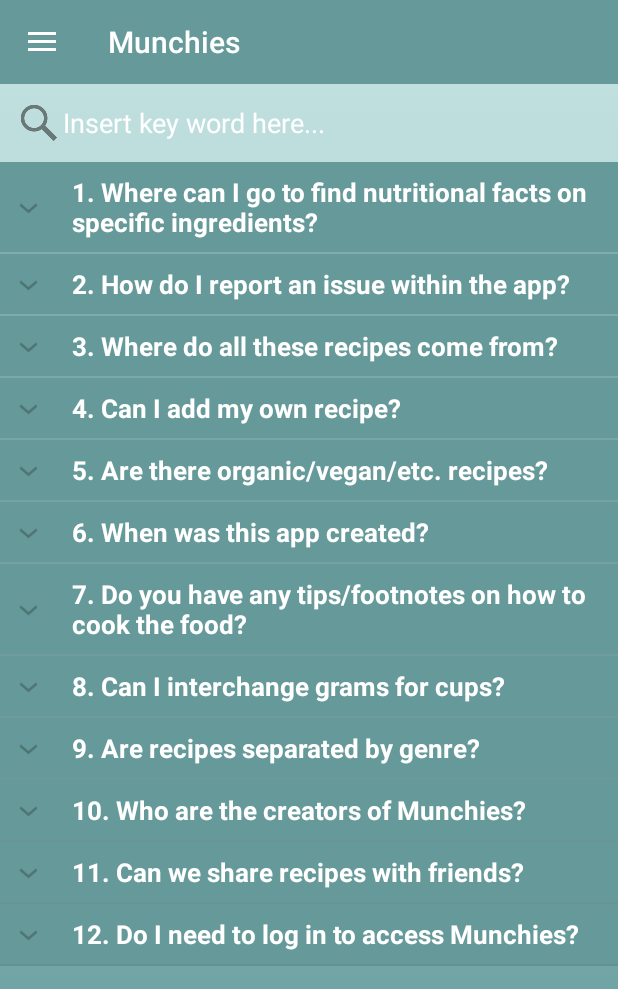
After one commit to allemus06/Recipe-App, an Android app: the fragment FragmentFAQ placed in its activity, on a phone screen of 412 x 824 dp. The commit adds this screen. Shown: the top 989 px of the screen. Run offline under Robolectric (Android 15) with nearby library versions, the phone set to English and light mode, and no system bars; our stand-ins replace Firebase (no records; nobody signed in at launch, a user with empty details on screens opened directly); libraries missing offline, so code that uses them is left out: com.loopj.android, cz.msebera.android.

Commit message:
Aenah: Completed FAQ page. Added name to contributions in java files.

```diff
--- a/app/src/main/AndroidManifest.xml
+++ b/app/src/main/AndroidManifest.xml
@@ -55,6 +55,7 @@
     <uses-permission android:name="android.permission.ACCESS_COARSE_LOCATION"/>
     <uses-permission android:name="android.permission.ACCESS_FINE_LOCATION"/>
     <uses-permission android:name="com.google.android.providers.gsf.permission.READ_GSERVICES"/>
+    <uses-permission android:name="android.permission.CALL_PHONE" />
 
 
 </manifest>
--- a/app/src/main/java/cecs453/android/csulb/edu/recipeapp/DataModel.java
+++ b/app/src/main/java/cecs453/android/csulb/edu/recipeapp/DataModel.java
@@ -1,7 +1,7 @@
 package cecs453.android.csulb.edu.recipeapp;
 
 /**
- * Created by aenah on 11/27/17.
+ * Created by Aenah Ramones for Custom Navigation Drawer.
  */
 
 public class DataModel {
--- a/app/src/main/java/cecs453/android/csulb/edu/recipeapp/DrawerItemCustomAdapter.java
+++ b/app/src/main/java/cecs453/android/csulb/edu/recipeapp/DrawerItemCustomAdapter.java
@@ -1,7 +1,7 @@
 package cecs453.android.csulb.edu.recipeapp;
 
 /**
- * Created by aenah on 11/27/17.
+ * Created by Aenah Ramones for Custom Navigation Drawer.
  */
 
 import android.app.Activity;
--- /dev/null
+++ b/app/src/main/java/cecs453/android/csulb/edu/recipeapp/ExpandableListAdapter.java
@@ -0,0 +1,170 @@
+package cecs453.android.csulb.edu.recipeapp;
+
+/**
+ * Created by Aenah Ramones for FAQ page.
+ */
+
+import java.util.ArrayList;
+import java.util.HashMap;
+import java.util.List;
+
+import android.content.Context;
+import android.graphics.Typeface;
+import android.util.Log;
+import android.view.LayoutInflater;
+import android.view.View;
+import android.view.ViewGroup;
+import android.widget.BaseExpandableListAdapter;
+import android.widget.TextView;
+import android.widget.Toast;
+
+public class ExpandableListAdapter extends BaseExpandableListAdapter {
+
+    private Context _context;
+    public List<String> _listDataHeader; // header titles
+    // child data in format of header title, child title
+    public HashMap<String, List<String>> _listDataChild;
+
+    private List<String> finalListDataHeader;
+    private HashMap<String, List<String>> finalListChild;
+
+    public void setFinalValues(){
+        finalListDataHeader = _listDataHeader;
+        finalListChild = _listDataChild;
+
+    }
+
+    public void refreshValues(){
+        _listDataHeader = finalListDataHeader;
+        _listDataChild = finalListChild;
+        notifyDataSetChanged();
+    }
+
+    public ExpandableListAdapter(Context context, List<String> listDataHeader,
+                                 HashMap<String, List<String>> listChildData) {
+        this._context = context;
+        this._listDataHeader = listDataHeader;
+        this._listDataChild = listChildData;
+    }
+
+    @Override
+    public Object getChild(int groupPosition, int childPosititon) {
+        return this._listDataChild.get(this._listDataHeader.get(groupPosition))
+                .get(childPosititon);
+    }
+
+    @Override
+    public long getChildId(int groupPosition, int childPosition) {
+        return childPosition;
+    }
+
+    @Override
+    public View getChildView(int groupPosition, final int childPosition,
+                             boolean isLastChild, View convertView, ViewGroup parent) {
+
+        final String childText = (String) getChild(groupPosition, childPosition);
+
+        if (convertView == null) {
+            LayoutInflater infalInflater = (LayoutInflater) this._context
+                    .getSystemService(Context.LAYOUT_INFLATER_SERVICE);
+            convertView = infalInflater.inflate(R.layout.list_item, null);
+        }
+
+        TextView txtListChild = (TextView) convertView
+                .findViewById(R.id.lblListItem);
+
+        txtListChild.setText(childText);
+        return convertView;
+    }
+
+    @Override
+    public int getChildrenCount(int groupPosition) {
+        return this._listDataChild.get(this._listDataHeader.get(groupPosition))
+                .size();
+    }
+
+    @Override
+    public Object getGroup(int groupPosition) {
+        return this._listDataHeader.get(groupPosition);
+    }
+
+    @Override
+    public int getGroupCount() {
+        return this._listDataHeader.size();
+    }
+
+    @Override
+    public long getGroupId(int groupPosition) {
+        return groupPosition;
+    }
+
+    @Override
+    public View getGroupView(int groupPosition, boolean isExpanded,
+                             View convertView, ViewGroup parent) {
+        String headerTitle = (String) getGroup(groupPosition);
+        if (convertView == null) {
+            LayoutInflater infalInflater = (LayoutInflater) this._context
+                    .getSystemService(Context.LAYOUT_INFLATER_SERVICE);
+            convertView = infalInflater.inflate(R.layout.list_group, null);
+        }
+
+        TextView lblListHeader = (TextView) convertView
+                .findViewById(R.id.lblListHeader);
+        lblListHeader.setTypeface(null, Typeface.BOLD);
+        lblListHeader.setText(headerTitle);
+
+        return convertView;
+    }
+
+    @Override
+    public boolean hasStableIds() {
+        return false;
+    }
+
+    @Override
+    public boolean isChildSelectable(int groupPosition, int childPosition) {
+        return true;
+    }
+
+    public boolean filterData(String query){
+
+        query = query.toLowerCase();
+
+        List<String> newList = new ArrayList<String>();
+
+        for(String compare : _listDataHeader){
+
+            if(compare.toLowerCase().contains(query)){
+                newList.add(compare);
+            }
+        }
+
+        if(newList.size() == 0){
+            return false;
+        }
+        else{
+            _listDataHeader = newList;
+            notifyDataSetChanged();
+            return true;
+        }
+
+
+
+//        for (String continent : _listDataHeader) {
+//
+//            ArrayList<Country> countryList = continent.getCountryList();
+//            ArrayList<Country> newList = new ArrayList<Country>();
+//            for (Country country : countryList) {
+//                if (country.getCode().toLowerCase().contains(query) ||
+//                        country.getName().toLowerCase().contains(query)) {
+//                    newList.add(country);
+//                }
+//            }
+//            if (newList.size() > 0) {
+//                Continent nContinent = new Continent(continent.getName(), newList);
+//                continentList.add(nContinent);
+//            }
+//        }
+
+    }
+}
--- /dev/null
+++ b/app/src/main/java/cecs453/android/csulb/edu/recipeapp/FragmentFAQ.java
@@ -0,0 +1,224 @@
+package cecs453.android.csulb.edu.recipeapp;
+
+/**
+ * Created by Aenah Ramones with related XML.
+ */
+
+import android.content.Intent;
+import android.net.Uri;
+import android.os.Bundle;
+import android.support.v4.app.Fragment;
+import android.text.Editable;
+import android.text.TextWatcher;
+import android.view.KeyEvent;
+import android.view.LayoutInflater;
+import android.view.View;
+import android.view.ViewGroup;
+
+import java.util.ArrayList;
+import java.util.HashMap;
+import java.util.List;
+import java.util.Locale;
+
+import android.widget.EditText;
+import android.widget.ExpandableListView;
+import android.widget.ExpandableListView.OnChildClickListener;
+import android.widget.ExpandableListView.OnGroupClickListener;
+import android.widget.ExpandableListView.OnGroupCollapseListener;
+import android.widget.ExpandableListView.OnGroupExpandListener;
+import android.widget.TextView;
+import android.widget.TextView.OnEditorActionListener;
+import android.widget.Toast;
+
+public class FragmentFAQ extends Fragment {
+
+    ExpandableListAdapter listAdapter;
+    ExpandableListView expListView;
+    List<String> listDataHeader;
+    HashMap<String, List<String>> listDataChild;
+    EditText iSearch;
+    String empty = "";
+    int totalSize;
+
+    public FragmentFAQ() {
+    }
+
+    @Override
+    public View onCreateView(LayoutInflater inflater, ViewGroup container, Bundle savedInstanceState) {
+
+        View rootView = inflater.inflate(R.layout.fragment_faq, container, false);
+
+        // get listview
+        expListView = (ExpandableListView) rootView.findViewById(R.id.lvExp);
+
+        // search feature
+        iSearch = (EditText) rootView.findViewById(R.id.searchInput);
+
+        // preparing list data
+        initializeFAQ();
+
+        listAdapter = new ExpandableListAdapter(getActivity(), listDataHeader, listDataChild);
+
+        // setting list adapter
+        expListView.setAdapter(listAdapter);
+        listAdapter.setFinalValues();
+
+        // Listview Group click listener
+        expListView.setOnGroupClickListener(new OnGroupClickListener() {
+
+            @Override
+            public boolean onGroupClick(ExpandableListView parent, View v,
+                                        int groupPosition, long id) {
+                // Toast.makeText(getApplicationContext(),
+                // "Group Clicked " + listDataHeader.get(groupPosition),
+                // Toast.LENGTH_SHORT).show();
+                return false;
+            }
+        });
+
+        // Listview on child click listener
+        expListView.setOnChildClickListener(new OnChildClickListener() {
+
+            @Override
+            public boolean onChildClick(ExpandableListView parent, View v,
+                                        int groupPosition, int childPosition, long id) {
+                // TODO Auto-generated method stub
+
+                if(listDataHeader.get(groupPosition).equals("1. Where can I go to find nutritional facts on specific ingredients?")){
+                    Intent browserIntent = new Intent(Intent.ACTION_VIEW, Uri.parse("https://nutritionfacts.org"));
+                    startActivity(browserIntent);
+                }
+
+                if(listDataHeader.get(groupPosition).equals("2. How do I report an issue within the app?")){
+                    Intent intent = new Intent(Intent.ACTION_DIAL, Uri.parse("tel:202-555-0177"));
+                    startActivity(intent);
+
+                }
+
+                if(listDataHeader.get(groupPosition).equals("3. Where do all these recipes come from?")){
+                    Intent devIntent = new Intent(Intent.ACTION_VIEW, Uri.parse("https://developer.edamam.com"));
+                    startActivity(devIntent);
+                }
+
+                if(listDataHeader.get(groupPosition).equals("8. Can I interchange grams for cups?")){
+                    Intent convertIntent = new Intent(Intent.ACTION_VIEW, Uri.parse("https://www.convertunits.com/from/grams/to/cups"));
+                    startActivity(convertIntent);
+
+                }
+                return false;
+            }
+        });
+
+        TextView.OnEditorActionListener searchListener = new TextView.OnEditorActionListener(){
+
+            @Override
+            public boolean onEditorAction(TextView v, int actionId, KeyEvent event) {
+
+                if (event.getAction() == KeyEvent.ACTION_DOWN) {
+
+                    if(v.getText().toString().equals(empty)){
+                        listAdapter.refreshValues();
+                    }
+                    else{
+                        boolean qFound = listAdapter.filterData(v.getText().toString());
+
+                        if(qFound == false) {
+                            Toast.makeText(getActivity(), v.getText().toString() + " not found.", Toast.LENGTH_SHORT).show();
+                        }
+
+
+                    }
+
+                    return true;
+                }
+                return false;
+            }
+        };
+
+        iSearch.setOnEditorActionListener(searchListener);
+
+        iSearch.setOnClickListener(new View.OnClickListener() {
+            @Override
+            public void onClick(View v) {
+                iSearch.setText("");
+                listAdapter.refreshValues();
+            }
+        });
+
+        return rootView;
+    }
+
+    private void initializeFAQ() {
+        listDataHeader = new ArrayList<String>();
+        listDataChild = new HashMap<String, List<String>>();
+
+        // Adding head data
+        listDataHeader.add("1. Where can I go to find nutritional facts on specific ingredients?");
+        listDataHeader.add("2. How do I report an issue within the app?");
+        listDataHeader.add("3. Where do all these recipes come from?");
+        listDataHeader.add("4. Can I add my own recipe?");
+        listDataHeader.add("5. Are there organic/vegan/etc. recipes?");
+        listDataHeader.add("6. When was this app created?");
+        listDataHeader.add("7. Do you have any tips/footnotes on how to cook the food?");
+        listDataHeader.add("8. Can I interchange grams for cups?");
+        listDataHeader.add("9. Are recipes separated by genre?");
+        listDataHeader.add("10. Who are the creators of Munchies?");
+        listDataHeader.add("11. Can we share recipes with friends?");
+        listDataHeader.add("12. Do I need to log in to access Munchies?");
+
+
+        // Adding child data
+        List<String> qOneAns = new ArrayList<String>();
+        qOneAns.add("A: Unfortunately, we currently do not support nutritional facts but click this answer to learn more."); // https://nutritionfacts.org
+
+        List<String> qTwoAns = new ArrayList<String>();
+        qTwoAns.add("A: Contact us by clicking this answer, and you can call us regarding this issue so we can fix it.");
+
+        List<String> qThreeAns = new ArrayList<String>();
+        qThreeAns.add("Our recipes come from Edamam; click here to be taken to the developer site!");
+
+        List<String> qFourAns = new ArrayList<String>();
+        qFourAns.add("A: This feature is coming soon!");
+
+        List<String> qFiveAns = new ArrayList<String>();
+        qFiveAns.add("A: This feature is coming soon!");
+
+        List<String> qSixAns = new ArrayList<String>();
+        qSixAns.add("A: This application was created on December 8, 2017.");
+
+        List<String> qSevenAns = new ArrayList<String>();
+        qSevenAns.add("A: This feature is coming soon; we will be adding a notes section for those interested in writing down notes.");
+
+        List<String> qEightAns = new ArrayList<String>();
+        qEightAns.add("A: We do not support this feature for now, but please click here to taken to a conversion calculator."); //https://www.convertunits.com/from/grams/to/cups
+
+        List<String> qNineAns = new ArrayList<String>();
+        qNineAns.add("A: Unfortunately, we do not support this feature.");
+
+        List<String> qTenAns = new ArrayList<String>();
+        qTenAns.add("A: Alex, Chris, Mari and Aenah!");
+
+        List<String> qElevenAns = new ArrayList<String>();
+        qElevenAns.add("A: We currently do not support this feature but check back in a couple of months!");
+
+        List<String> qTwelveAns = new ArrayList<String>();
+        qTwelveAns.add("A: Yes, you must create an account before accessing Munchies.");
+
+
+        listDataChild.put(listDataHeader.get(0), qOneAns);
+        listDataChild.put(listDataHeader.get(1), qTwoAns);
+        listDataChild.put(listDataHeader.get(2), qThreeAns);
+        listDataChild.put(listDataHeader.get(3), qFourAns);
+        listDataChild.put(listDataHeader.get(4), qFiveAns);
+        listDataChild.put(listDataHeader.get(5), qSixAns);
+        listDataChild.put(listDataHeader.get(6), qSevenAns);
+        listDataChild.put(listDataHeader.get(7), qEightAns);
+        listDataChild.put(listDataHeader.get(8), qNineAns);
+        listDataChild.put(listDataHeader.get(9), qTenAns);
+        listDataChild.put(listDataHeader.get(10), qElevenAns);
+        listDataChild.put(listDataHeader.get(11), qTwelveAns);
+
+        totalSize = listDataHeader.size();
+    }
+
+}
--- a/app/src/main/java/cecs453/android/csulb/edu/recipeapp/FragmentMap.java
+++ b/app/src/main/java/cecs453/android/csulb/edu/recipeapp/FragmentMap.java
@@ -1,7 +1,7 @@
 package cecs453.android.csulb.edu.recipeapp;
 
 /**
- * Created by aenah on 11/28/17.
+ * Created by Aenah Ramones with related XML.
  */
 import android.Manifest;
 import android.app.AlertDialog;
@@ -420,7 +420,7 @@ public class FragmentMap extends Fragment implements OnMapReadyCallback, GoogleA
 
                 markerOptions.title(name + " : " + vicinity);
 
-                markerOptions.icon(BitmapDescriptorFactory.defaultMarker(BitmapDescriptorFactory.HUE_GREEN));
+                markerOptions.icon(BitmapDescriptorFactory.defaultMarker(BitmapDescriptorFactory.HUE_RED));
 
                 // Placing a marker on the touched position
                 Marker m = mMap.addMarker(markerOptions);
--- a/app/src/main/java/cecs453/android/csulb/edu/recipeapp/GPSTracker.java
+++ b/app/src/main/java/cecs453/android/csulb/edu/recipeapp/GPSTracker.java
@@ -1,7 +1,7 @@
 package cecs453.android.csulb.edu.recipeapp;
 
 /**
- * Created by aenah on 11/29/17.
+ * Page created by Aenah (taken from the relevant lab in class).
  */
 import android.Manifest;
 import android.annotation.SuppressLint;
--- a/app/src/main/java/cecs453/android/csulb/edu/recipeapp/MainActivity.java
+++ b/app/src/main/java/cecs453/android/csulb/edu/recipeapp/MainActivity.java
@@ -103,11 +103,12 @@ public class MainActivity extends AppCompatActivity {
 
         setupToolbar();
 
-        DataModel[] drawerItem = new DataModel[3];
+        DataModel[] drawerItem = new DataModel[4];
 
         drawerItem[0] = new DataModel(R.drawable.search_icon, "Search Recipe");
-        drawerItem[1] = new DataModel(R.drawable.ic_action_name, "Find Grocery Store");
+        drawerItem[1] = new DataModel(R.drawable.ic_action_name, "Find Nearest Stores");
         drawerItem[2] = new DataModel(R.drawable.heart_icon, "Favorites");
+        drawerItem[3] = new DataModel(R.drawable.question_icon, "FAQ");
         getSupportActionBar().setDisplayHomeAsUpEnabled(false);
         getSupportActionBar().setHomeButtonEnabled(true);
 
@@ -355,6 +356,9 @@ public class MainActivity extends AppCompatActivity {
             case 2:
                 fragment = new FragmentFavorites();
                 break;
+            case 3:
+                fragment = new FragmentFAQ();
+                break;
             default:
                 break;
         }
--- a/app/src/main/res/layout/activity_main.xml
+++ b/app/src/main/res/layout/activity_main.xml
@@ -51,7 +51,8 @@
                     app:layout_constraintEnd_toStartOf="@+id/continueButton"
                     app:layout_constraintStart_toStartOf="parent"
                     app:layout_constraintTop_toTopOf="parent"
-                    tools:ignore="UnknownId" />
+                    tools:ignore="UnknownId"
+                    android:maxLines="1"/>
 
                 <Button
                     android:id="@+id/continueButton"
--- /dev/null
+++ b/app/src/main/res/layout/fragment_faq.xml
@@ -0,0 +1,35 @@
+<?xml version="1.0" encoding="utf-8"?>
+<RelativeLayout xmlns:android="http://schemas.android.com/apk/res/android"
+    android:layout_width="fill_parent"
+    android:layout_height="fill_parent"
+    android:orientation="vertical"
+    android:background="@drawable/login_background" >
+
+    <EditText
+        android:id="@+id/searchInput"
+        android:layout_width="match_parent"
+        android:layout_height="wrap_content"
+        android:padding="10dp"
+        android:maxLines="1"
+        android:drawableLeft="@drawable/search_icon"
+        android:hint="Insert key word here..."
+        android:textColor="@color/colorWhite"
+        android:textColorHint="@color/colorWhite"
+        android:background="@color/colorWhiteTransparent60"/>
+
+    <ScrollView
+        android:id="@+id/faqScroll"
+        android:layout_below="@+id/searchInput"
+        android:layout_width="match_parent"
+        android:layout_height="match_parent"
+        android:fillViewport="true">
+
+        <ExpandableListView
+            android:id="@+id/lvExp"
+            android:layout_height="match_parent"
+            android:layout_width="match_parent"/>
+    </ScrollView>
+
+
+
+</RelativeLayout>
--- /dev/null
+++ b/app/src/main/res/layout/list_group.xml
@@ -0,0 +1,18 @@
+<?xml version="1.0" encoding="utf-8"?>
+<LinearLayout xmlns:android="http://schemas.android.com/apk/res/android"
+    android:layout_width="fill_parent"
+    android:layout_height="wrap_content"
+    android:orientation="vertical"
+    android:padding="8dp"
+    android:background="@color/colorBackgroundDark">
+
+
+    <TextView
+        android:id="@+id/lblListHeader"
+        android:layout_width="fill_parent"
+        android:layout_height="wrap_content"
+        android:paddingLeft="?android:attr/expandableListPreferredItemPaddingLeft"
+        android:textSize="17dp"
+        android:textColor="@color/colorWhite" />
+
+</LinearLayout>
--- a/app/src/main/res/values/strings.xml
+++ b/app/src/main/res/values/strings.xml
@@ -5,7 +5,8 @@
 
     <string-array name="navigation_drawer_items_array">
         <item>Search Recipe</item>
-        <item>Find Nearest Store</item>
+        <item>Find Nearest Stores</item>
         <item>Favorites</item>
+        <item>FAQ</item>
     </string-array>
 </resources>
--- a/app/src/main/res/values/styles.xml
+++ b/app/src/main/res/values/styles.xml
@@ -3,7 +3,7 @@
     <!-- Base application theme. -->
     <style name="AppTheme" parent="Theme.AppCompat.Light.DarkActionBar">
         <!-- Customize your theme here. -->
-        <item name="colorPrimary">@color/colorPrimary</item>
+        <item name="colorPrimary">@color/colorBackgroundDark</item>
         <item name="colorPrimaryDark">@color/colorPrimaryDark</item>
         <item name="colorAccent">@color/colorAccent</item>
 
@@ -11,7 +11,7 @@
 
     <style name="ActionBar" parent="Theme.AppCompat.Light.DarkActionBar">
         <!-- Customize your theme here. -->
-        <item name="colorPrimary">@color/colorPrimary</item>
+        <item name="colorPrimary">@color/colorBackgroundDark</item>
         <item name="colorPrimaryDark">@color/colorPrimaryDark</item>
         <item name="colorAccent">@color/colorBackgroundLight</item>
         <item name="windowActionBar">false</item>
```
Also changed, not shown: app/src/main/res/layout/list_item.xml (added, +17 -0 lines), app/src/main/res/drawable-hdpi/question_icon.png (added), app/src/main/res/drawable-mdpi/question_icon.png (added), app/src/main/res/drawable-xhdpi/question_icon.png (added), app/src/main/res/drawable-xxhdpi/question_icon.png (added).
